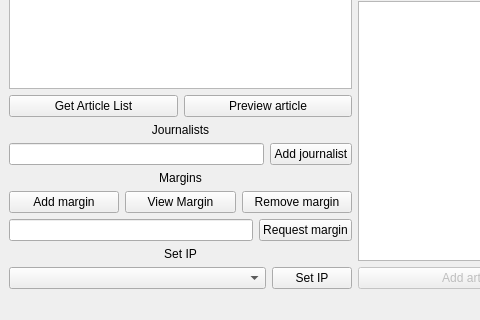
Old version of the form mainwindow.ui in the repository medvecm98/bp_program; both pictures show x 0 to 480 and y 315 to 635 of the 1053 by 635 pixel window.
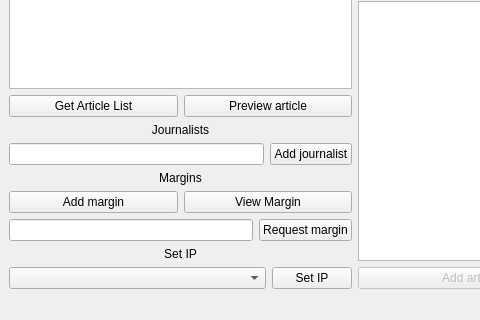
New version of the form.

Diff of the .ui file:
```diff
--- a/mainwindow.ui
+++ b/mainwindow.ui
@@ -157,13 +157,6 @@
               </property>
              </widget>
             </item>
-            <item>
-             <widget class="QPushButton" name="pushButton_remove_margin">
-              <property name="text">
-               <string>Remove margin</string>
-              </property>
-             </widget>
-            </item>
            </layout>
           </item>
           <item>
```
Left out of the diff: 2 changed lines with no effect on the pictures.
